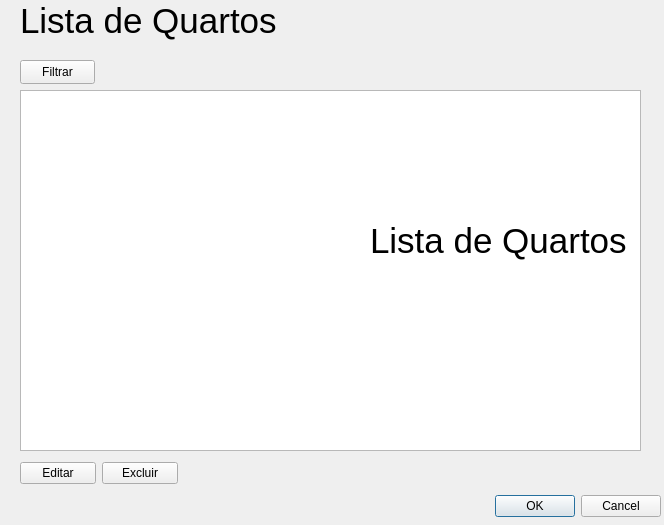
Qt form colaboradores/listaquartos.ui (ViniiGabriel/hotelQT) before a commit.
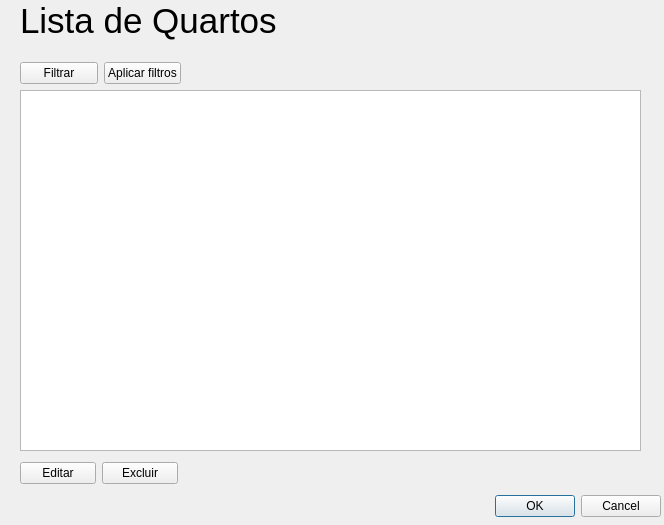
The same form after that commit.

```diff
--- a/colaboradores/listaquartos.ui
+++ b/colaboradores/listaquartos.ui
@@ -47,19 +47,6 @@
     <string>Lista de Quartos</string>
    </property>
   </widget>
-  <widget class="QPushButton" name="btn_filtrar">
-   <property name="geometry">
-    <rect>
-     <x>20</x>
-     <y>60</y>
-     <width>75</width>
-     <height>24</height>
-    </rect>
-   </property>
-   <property name="text">
-    <string>Filtrar</string>
-   </property>
-  </widget>
   <widget class="QTableWidget" name="tb_listaQuartos">
    <property name="geometry">
     <rect>
@@ -96,23 +83,31 @@
     </item>
    </layout>
   </widget>
-  <widget class="QLabel" name="label_2">
+  <widget class="QWidget" name="">
    <property name="geometry">
     <rect>
-     <x>370</x>
-     <y>220</y>
-     <width>281</width>
-     <height>41</height>
+     <x>20</x>
+     <y>60</y>
+     <width>161</width>
+     <height>26</height>
     </rect>
    </property>
-   <property name="font">
-    <font>
-     <pointsize>26</pointsize>
-    </font>
-   </property>
-   <property name="text">
-    <string>Lista de Quartos</string>
-   </property>
+   <layout class="QHBoxLayout" name="horizontalLayout_2">
+    <item>
+     <widget class="QPushButton" name="btn_filtrar">
+      <property name="text">
+       <string>Filtrar</string>
+      </property>
+     </widget>
+    </item>
+    <item>
+     <widget class="QPushButton" name="btn_aplicarfiltros">
+      <property name="text">
+       <string>Aplicar filtros</string>
+      </property>
+     </widget>
+    </item>
+   </layout>
   </widget>
  </widget>
  <resources/>
```
